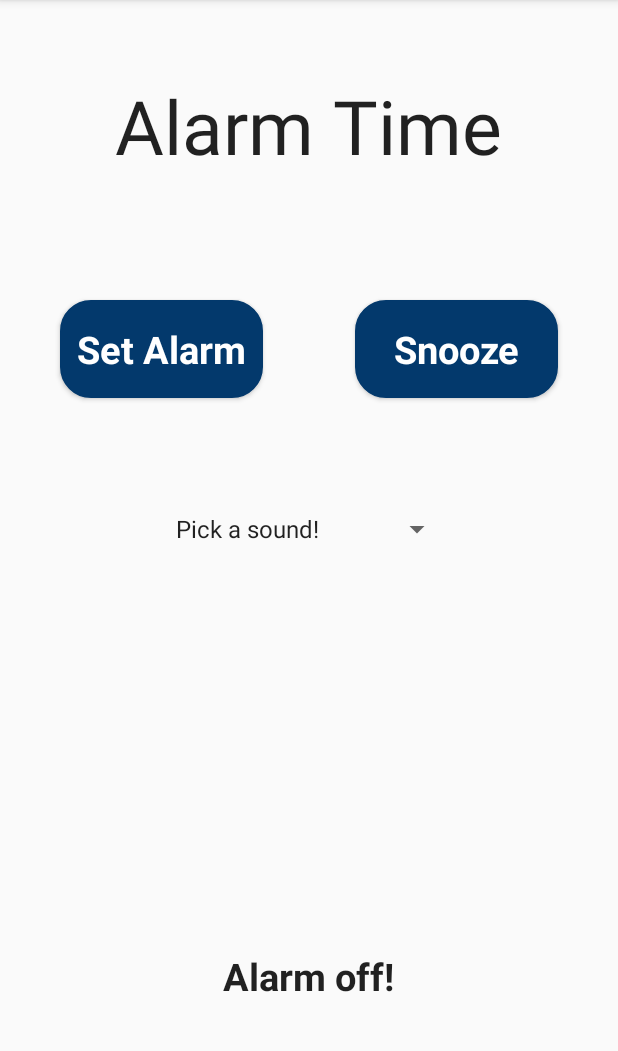
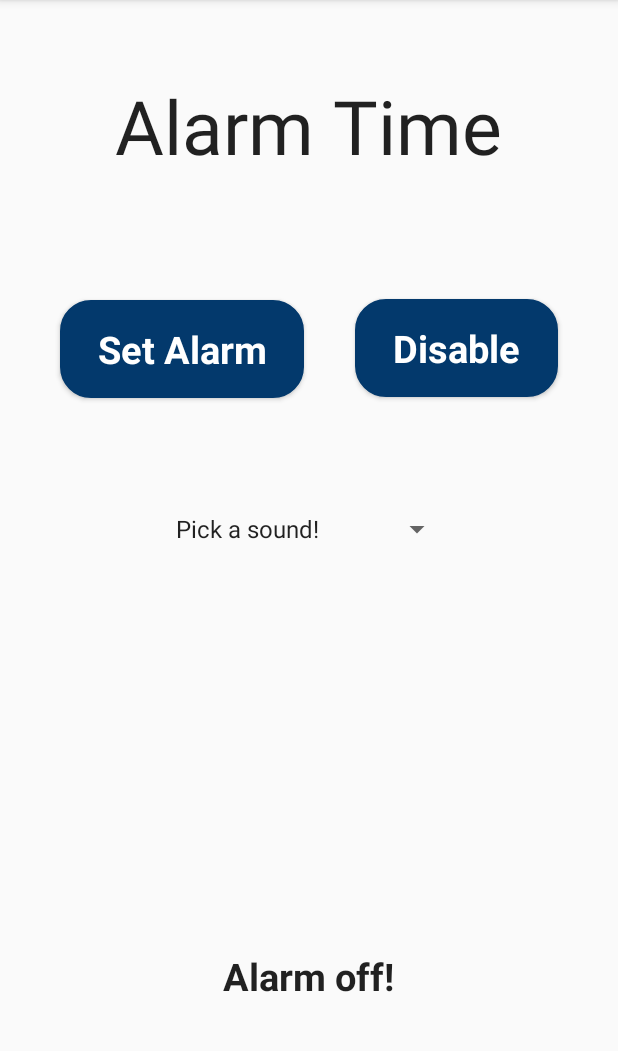
Before and after one commit to AdityaKhairari/get_woke, an Android app: the screen it shows after launch (MainActivity), on a phone screen of 412 x 824 dp, the part 84-1135 px from its top. Run offline under Robolectric (Android 15) with nearby library versions, the phone set to English and light mode, and no system bars.

Commit message:
intermediate commit

```diff
--- a/app/src/main/res/layout/content_main.xml
+++ b/app/src/main/res/layout/content_main.xml
@@ -17,6 +17,8 @@
         android:layout_alignParentTop="true"
         android:layout_marginStart="40dp"
         android:layout_marginTop="200dp"
+        android:layout_marginEnd="34dp"
+        android:layout_toStartOf="@+id/snooze"
         android:background="@drawable/mybutton"
         android:clickable="true"
         android:focusable="true"
@@ -34,16 +36,28 @@
         android:layout_height="wrap_content"
         android:layout_alignParentTop="true"
         android:layout_alignParentEnd="true"
-        android:layout_marginTop="200dp"
+        android:layout_marginTop="199dp"
         android:layout_marginEnd="40dp"
         android:background="@drawable/mybutton"
         android:clickable="true"
         android:focusable="true"
         android:paddingTop="15dp"
         android:paddingBottom="15dp"
-        android:text="Snooze"
+        android:text="Disable"
         android:textAppearance="?android:attr/textAppearanceLarge"
         android:textColor="#FFFFFF"
+        android:textSize="25sp"
+        android:textStyle="bold" />
+
+    <TextView
+        android:id="@+id/update_text"
+        android:layout_width="wrap_content"
+        android:layout_height="wrap_content"
+        android:layout_alignParentBottom="true"
+        android:layout_centerHorizontal="true"
+        android:layout_marginBottom="100dp"
+        android:text="Alarm on/off Indicator"
+        android:textAppearance="?android:attr/textAppearanceLarge"
         android:textSize="25sp"
         android:textStyle="bold" />
 
@@ -58,18 +72,6 @@
         android:textAppearance="?android:attr/textAppearanceLarge"
         android:textSize="50sp" />
 
-    <TextView
-        android:id="@+id/update_text"
-        android:layout_width="wrap_content"
-        android:layout_height="wrap_content"
-        android:layout_alignParentBottom="true"
-        android:layout_centerHorizontal="true"
-        android:layout_marginBottom="100dp"
-        android:text="Alarm on/off Indicator"
-        android:textAppearance="?android:attr/textAppearanceLarge"
-        android:textSize="25sp"
-        android:textStyle="bold" />
-
     <Spinner
         android:id="@+id/ringtone_picker"
         android:layout_width="wrap_content"
```
